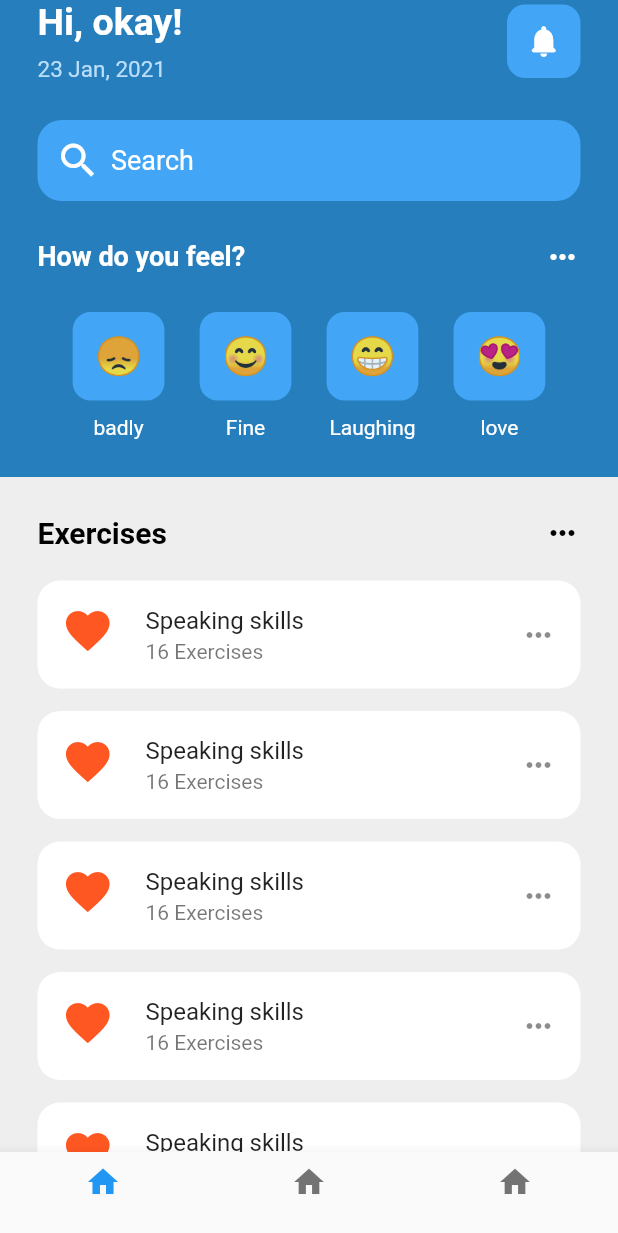
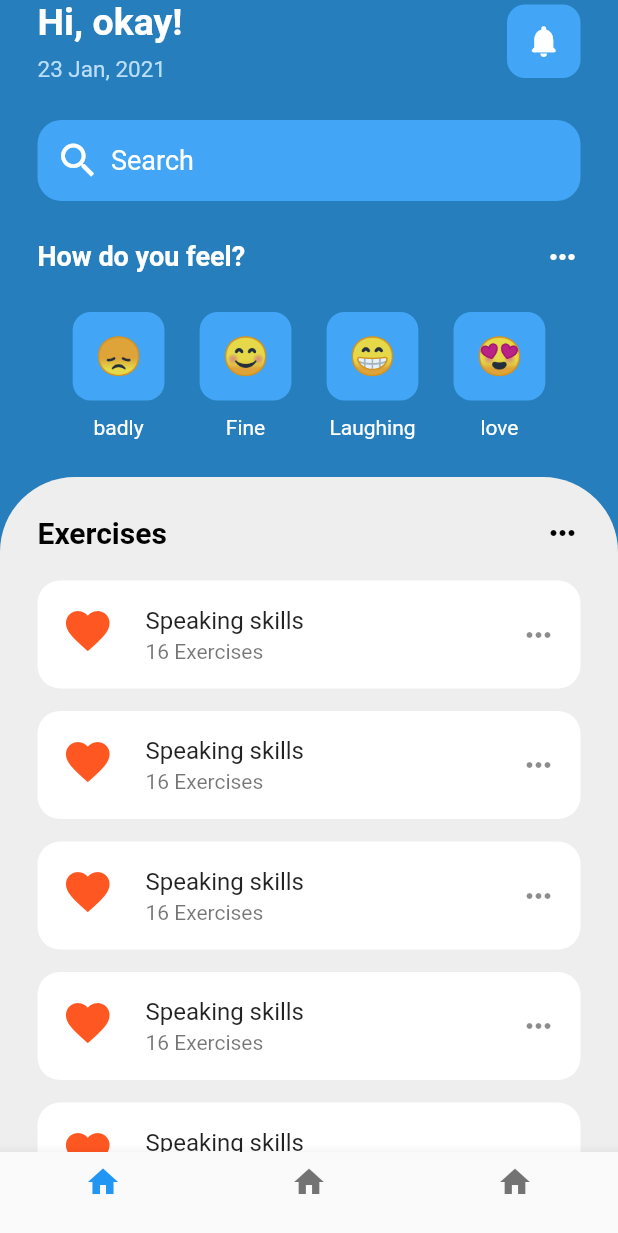
Before and after one commit to Akshaykalwar8933/mental_ui, a Flutter app: the screen it shows after launch, on a phone screen of 412 x 824 dp. Shown: the top 1233 px of the screen. Run offline on Flutter 3.47's test engine with Material 2 defaults, Android fonts, the light colour scheme and no system bars.

```diff
--- a/lib/screen/home_page.dart
+++ b/lib/screen/home_page.dart
@@ -184,7 +184,12 @@ class _HomePageState extends State<HomePage> {
             Expanded(
               child: Stack(children: [
                 Container(
-                  color: Colors.grey[200],
+                  decoration: BoxDecoration(
+                    color: Colors.grey[200],
+                    borderRadius: const BorderRadius.only(
+                        topRight: Radius.circular(50),
+                    topLeft: Radius.circular(50))
+                  ),
                   child: const SingleChildScrollView(
                     child: Padding(
                       padding: EdgeInsets.all(25),
```
